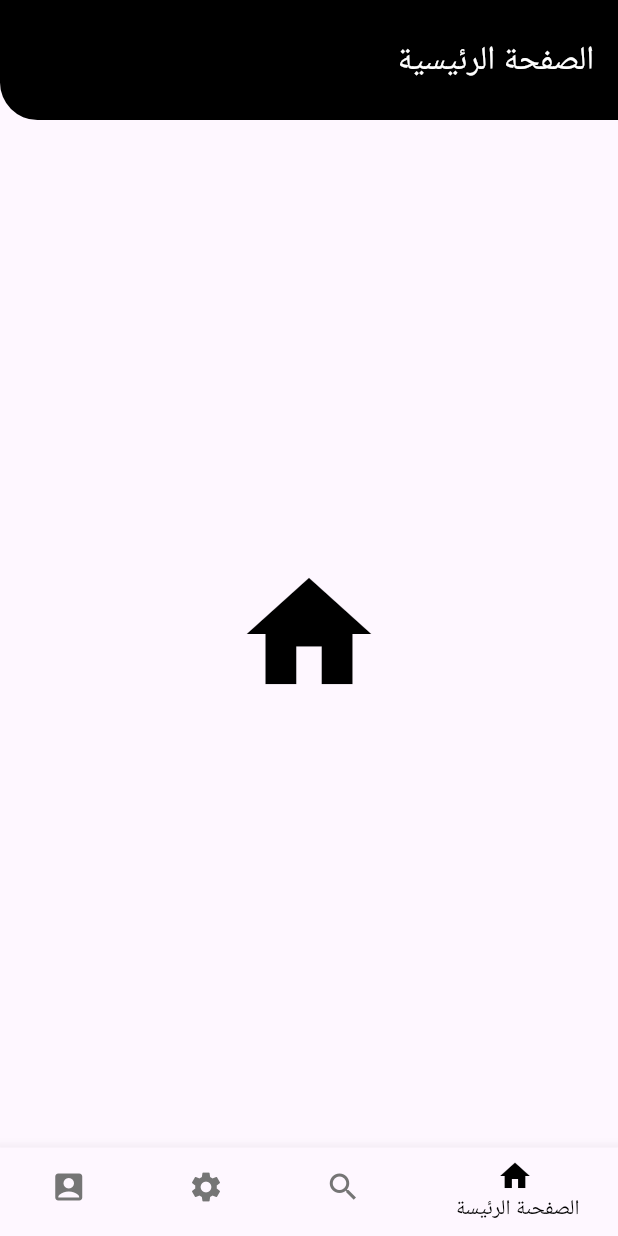
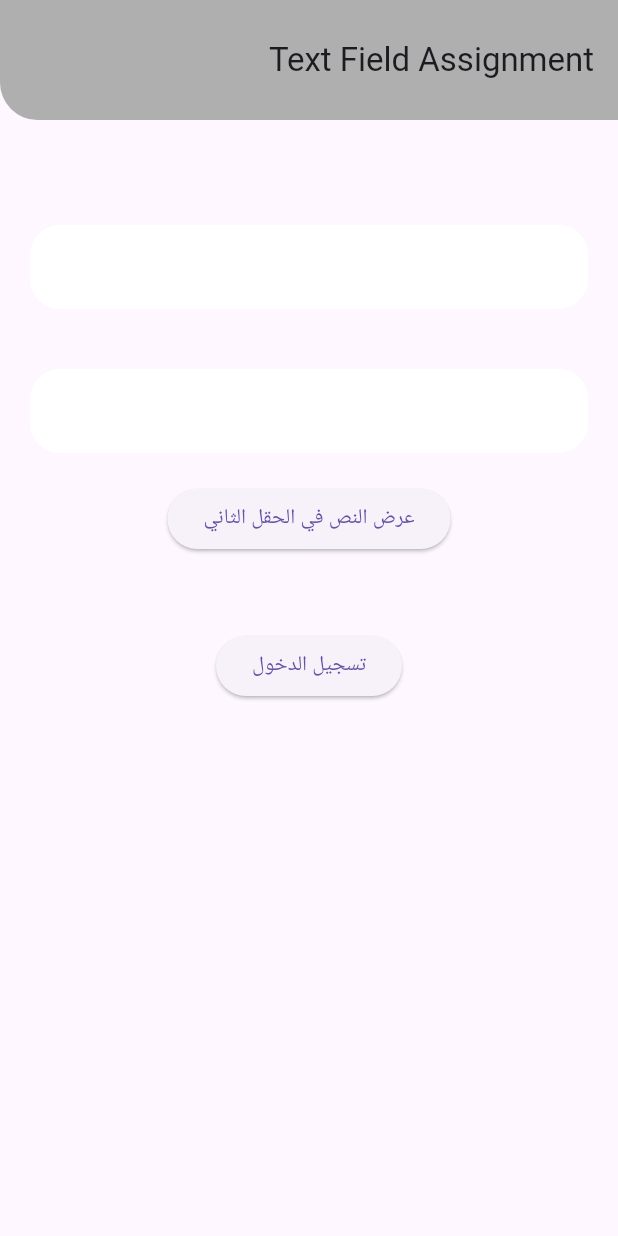
Before and after one commit to sa-bajeedh/flutter-course-lab, a Flutter app: the screen it shows after launch, on a phone screen of 412 x 824 dp. Run offline on Flutter 3.47's test engine with Material 3 defaults, Android fonts, the phone set to English and light mode, and no system bars.

Commit message:
text field assignment

```diff
--- a/lib/acount_information_screen.dart
+++ /dev/null
@@ -1,17 +0,0 @@
-import 'package:flutter/material.dart';
-
-class AcouuntInformationScreen extends StatefulWidget {
-  const AcouuntInformationScreen({super.key});
-
-  @override
-  State<AcouuntInformationScreen> createState() => _AcouuntInformationScreenState();
-}
-
-class _AcouuntInformationScreenState extends State<AcouuntInformationScreen> {
-  @override
-  Widget build(BuildContext context) {
-    return Center(
-      child: Icon(Icons.account_box,color: Colors.black,size: 100,),
-    );
-  }
-}
--- a/lib/home_page_screen.dart
+++ b/lib/home_page_screen.dart
@@ -10,8 +10,10 @@ class HomePageScreen extends StatefulWidget {
 class _HomePageScreenState extends State<HomePageScreen> {
   @override
   Widget build(BuildContext context) {
-    return Center(
-      child: Icon(Icons.home,color: Colors.black,size: 100,),
+    return Scaffold(
+      body: Center(
+        child: Icon(Icons.home,color: Colors.black,size: 100,),
+      ),
     );
   }
 }
--- a/lib/main.dart
+++ b/lib/main.dart
@@ -1,5 +1,5 @@
 import 'package:flutter/material.dart';
-import 'package:saeed_mahfouz_app/navigation_bar_screen.dart';
+import 'package:saeed_mahfouz_app/text_field_assignment_screen.dart';
 
 void main() {
   runApp(const MyApp());
@@ -16,7 +16,7 @@ class MyApp extends StatelessWidget {
       theme: ThemeData(
 
       ),
-      home: NavigationBarScreen()
+      home: TextFieldScreen()
     );
   }
 }
--- a/lib/navigation_bar_screen.dart
+++ /dev/null
@@ -1,76 +0,0 @@
-import 'package:flutter/material.dart';
-import 'package:saeed_mahfouz_app/acount_information_screen.dart';
-import 'package:saeed_mahfouz_app/home_page_screen.dart';
-import 'package:saeed_mahfouz_app/search_screen.dart';
-import 'package:saeed_mahfouz_app/settings_screen.dart';
-
-class NavigationBarScreen extends StatefulWidget {
-  const NavigationBarScreen({super.key});
-
-  @override
-  State<NavigationBarScreen> createState() => _NavigationBarScreenState();
-}
-
-class _NavigationBarScreenState extends State<NavigationBarScreen> {
-  int _navigationBarIndex=0;
-
-  List<Widget> _screens=[
-    HomePageScreen(),
-    SearchScreen(),
-    SettingsScreen(),
-    AcouuntInformationScreen(),
-
-  ];
-
-  String _getTitle(index)
-  {
-    switch(index)
-    {
-      case 0: return "الصفحة الرئيسية";
-      case 1: return "بحث";
-      case 2: return "الإعدادات";
-      case 3: return "معلومات الحساب";
-      default : return "غير معرف";
-    }
-
-
-  }
-  @override
-  Widget build(BuildContext context) {
-    return Directionality(
-      textDirection: TextDirection.rtl,
-      child: Scaffold(
-        appBar: AppBar(
-          title: Text(_getTitle(_navigationBarIndex),style: TextStyle(color: Colors.white),),
-          toolbarHeight: 80,
-          backgroundColor: Colors.black,
-          shape: RoundedRectangleBorder(
-            borderRadius: BorderRadius.only(bottomLeft: Radius.circular(25))
-          ),
-        ),
-        body: IndexedStack(
-          index: _navigationBarIndex,
-          children: _screens,
-        ),
-        bottomNavigationBar: BottomNavigationBar(
-
-          onTap: (index){
-            setState(() {
-              _navigationBarIndex=index;
-            });
-          },
-          currentIndex:_navigationBarIndex ,
-          selectedItemColor: Colors.black,
-          selectedFontSize: 14,
-          unselectedItemColor: Colors.grey[600],
-          items: [
-            BottomNavigationBarItem(icon: Icon(Icons.home),label: "الصفحىة الرئيسة "),
-            BottomNavigationBarItem(icon: Icon(Icons.search),label: "بحث "),
-            BottomNavigationBarItem(icon: Icon(Icons.settings),label: "الإعدادات "),
-            BottomNavigationBarItem(icon: Icon(Icons.account_box),label: "الحساب الشخصي ")
-          ]
-          ),
-      ),
-    );
-  }
-}
--- a/lib/search_screen.dart
+++ /dev/null
@@ -1,17 +0,0 @@
-import 'package:flutter/material.dart';
-
-class SearchScreen extends StatefulWidget {
-  const SearchScreen({super.key});
-
-  @override
-  State<SearchScreen> createState() => _SearchScreenState();
-}
-
-class _SearchScreenState extends State<SearchScreen> {
-  @override
-  Widget build(BuildContext context) {
-    return Center(
-      child: Icon(Icons.search,color: Colors.black,size: 100,),
-    );
-  }
-}
--- a/lib/settings_screen.dart
+++ /dev/null
@@ -1,17 +0,0 @@
-import 'package:flutter/material.dart';
-
-class SettingsScreen extends StatefulWidget {
-  const SettingsScreen({super.key});
-
-  @override
-  State<SettingsScreen> createState() => _SettingsScreenState();
-}
-
-class _SettingsScreenState extends State<SettingsScreen> {
-  @override
-  Widget build(BuildContext context) {
-    return Center(
-      child: Icon(Icons.settings,color: Colors.black,size: 100,),
-    );
-  }
-}
--- /dev/null
+++ b/lib/text_field_assignment_screen.dart
@@ -0,0 +1,94 @@
+import 'package:flutter/material.dart';
+import 'package:saeed_mahfouz_app/home_page_screen.dart';
+
+class TextFieldScreen extends StatefulWidget {
+  const TextFieldScreen({super.key});
+
+  @override
+  State<TextFieldScreen> createState() => _TextFieldScreenState();
+}
+
+class _TextFieldScreenState extends State<TextFieldScreen> {
+  TextEditingController _controller1 = TextEditingController();
+  TextEditingController _controller2 = TextEditingController();
+
+  @override
+  Widget build(BuildContext context) {
+    return Directionality(
+      textDirection: TextDirection.rtl,
+      child: Scaffold(
+        appBar: AppBar(
+          title: Text("Text Field Assignment"),
+          toolbarHeight: 80,
+          backgroundColor: const Color.fromARGB(255, 175, 175, 175),
+          shape: RoundedRectangleBorder(
+            borderRadius: BorderRadius.only(bottomLeft: Radius.circular(25)),
+          ),
+        ),
+        body: Container(
+          padding: EdgeInsets.all(20),
+          child: SingleChildScrollView(
+            child: Column(
+              children: [
+                SizedBox(height: 50),
+                TextField(
+                  controller: _controller1,
+                  cursorColor: Colors.black,
+
+                  decoration: InputDecoration(
+                    enabledBorder: OutlineInputBorder(
+                      borderSide: BorderSide(color: Colors.transparent),
+                      borderRadius: BorderRadius.circular(20),
+                    ),
+                    focusedBorder: OutlineInputBorder(
+                      borderSide: BorderSide(color: Colors.black),
+                      borderRadius: BorderRadius.circular(20),
+                    ),
+                    border: OutlineInputBorder(
+                      borderSide: BorderSide(color: Colors.black),
+                      borderRadius: BorderRadius.circular(20),
+                    ),
+                    filled: true,
+                    fillColor: Colors.white,
+                    helperText: '  ',
+                  ),
+                ),
+               SizedBox(height: 20),
+             TextField(
+                  controller: _controller2,
+                  cursorColor: Colors.black,
+
+                  decoration: InputDecoration(
+                    enabledBorder: OutlineInputBorder(
+                      borderSide: BorderSide(color: Colors.transparent),
+                      borderRadius: BorderRadius.circular(20),
+                    ),
+                    focusedBorder: OutlineInputBorder(
+                      borderSide: BorderSide(color: Colors.black),
+                      borderRadius: BorderRadius.circular(20),
+                    ),
+                    border: OutlineInputBorder(
+                      borderSide: BorderSide(color: Colors.black),
+                      borderRadius: BorderRadius.circular(20),
+                    ),
+                    filled: true,
+                    fillColor: Colors.white,
+                    helperText: '  ',
+                  ),
+                ),
+                ElevatedButton(onPressed: () {
+                  _controller2.text = _controller1.text;
+                }, child: Text("عرض النص في الحقل الثاني")),
+                 SizedBox(height: 50),
+                 ElevatedButton(onPressed: () {
+                  Navigator.push(context, MaterialPageRoute(builder: (context)=>HomePageScreen()));
+                 }, child: Text("تسجيل الدخول")),
+
+              ],
+            ),
+          ),
+        ),
+      ),
+    );
+  }
+}
```
